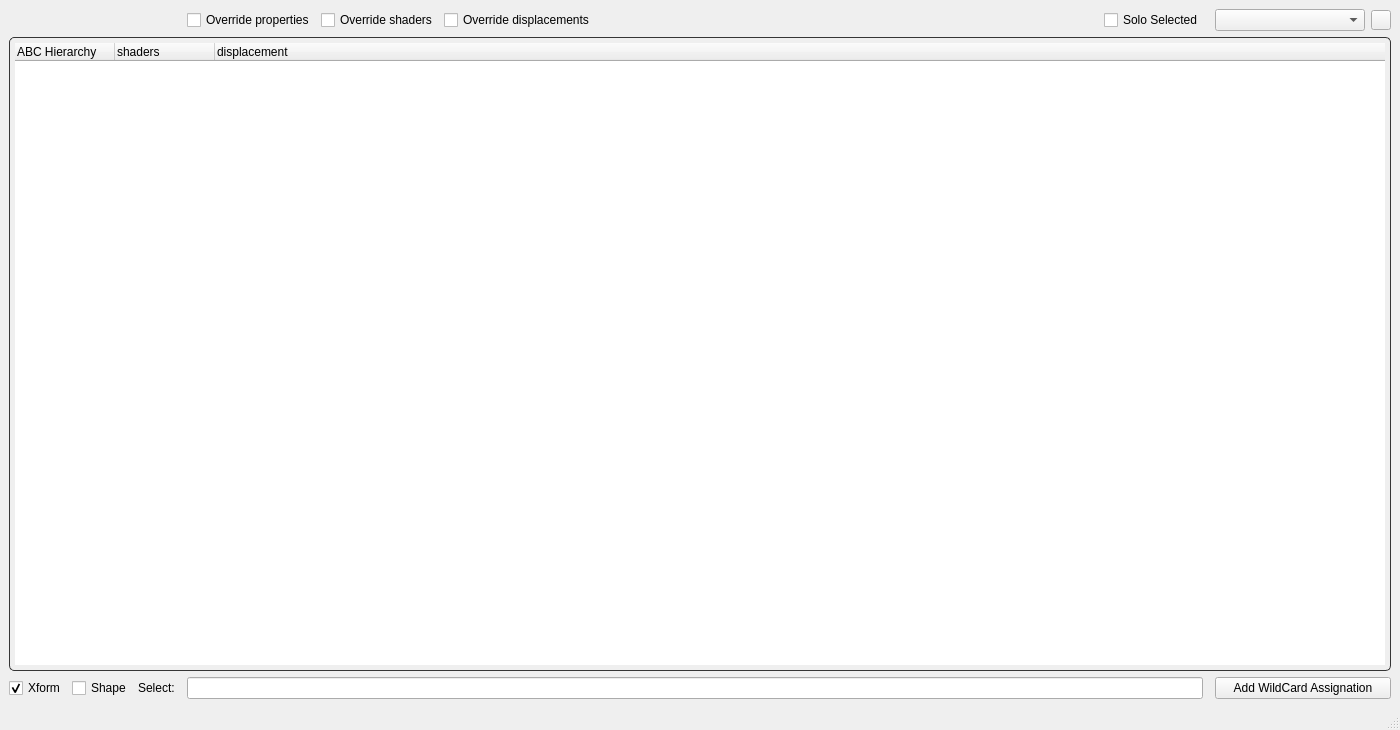
Old version of the form maya/scripts/shaderManager/ui/UI_ABCHierarchy.ui in the repository elliottsmith/abctoa.
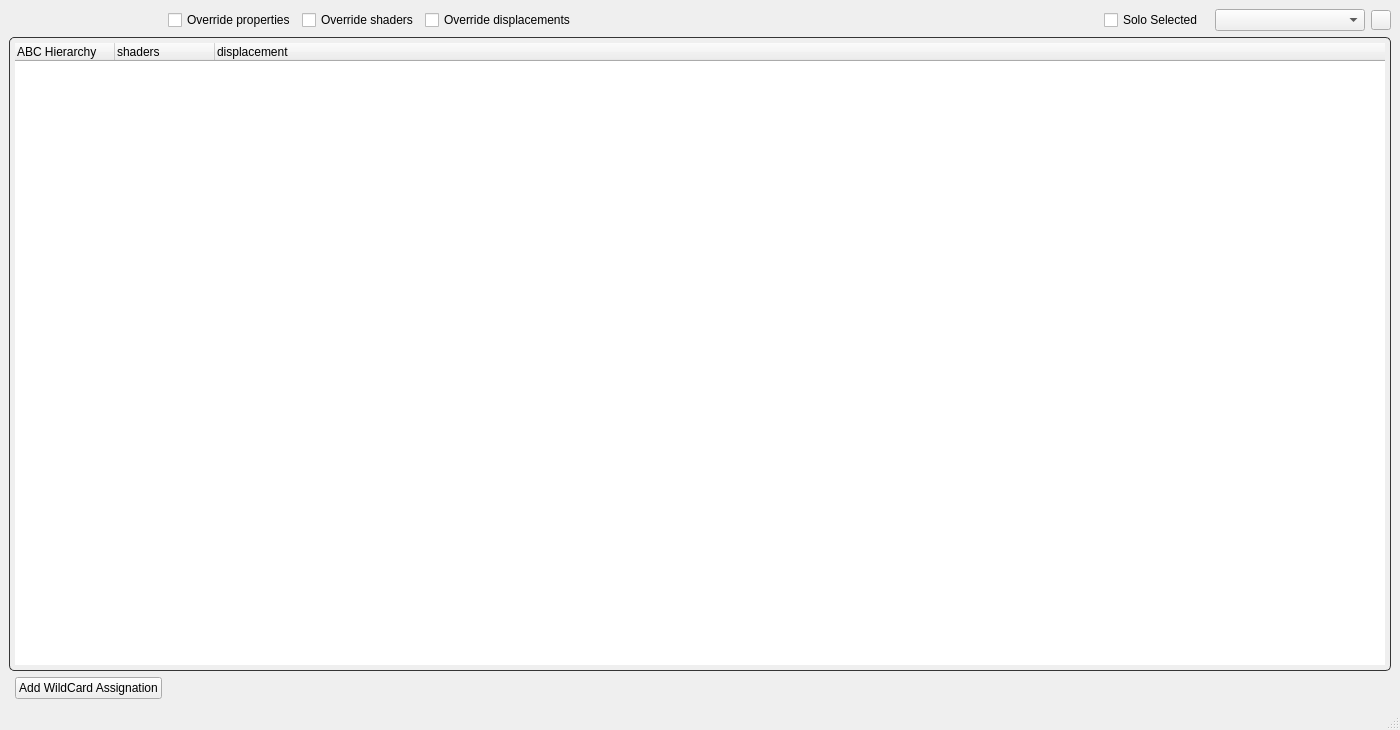
New version of the form.

Commit message: Removing geo filter, doesnt work well with dense caches.

What changed in the file:
```diff
--- a/maya/scripts/shaderManager/ui/UI_ABCHierarchy.ui
+++ b/maya/scripts/shaderManager/ui/UI_ABCHierarchy.ui
@@ -29,57 +29,6 @@
    <layout class="QGridLayout" name="gridLayout_2">
     <item row="1" column="0" colspan="2">
      <layout class="QGridLayout" name="gridLayout">
-      <item row="2" column="4">
-       <widget class="QPushButton" name="wildCardButton">
-        <property name="maximumSize">
-         <size>
-          <width>200</width>
-          <height>16777215</height>
-         </size>
-        </property>
-        <property name="text">
-         <string>Add WildCard Assignation</string>
-        </property>
-       </widget>
-      </item>
-      <item row="2" column="0">
-       <layout class="QHBoxLayout" name="horizontalLayout">
-        <item>
-         <widget class="QCheckBox" name="transform_check">
-          <property name="text">
-           <string>Xform</string>
-          </property>
-          <property name="checked">
-           <bool>true</bool>
-          </property>
-         </widget>
-        </item>
-        <item>
-         <widget class="QCheckBox" name="shape_check">
-          <property name="text">
-           <string>Shape</string>
-          </property>
-         </widget>
-        </item>
-        <item>
-         <widget class="QLabel" name="label">
-          <property name="text">
-           <string>Select:</string>
-          </property>
-         </widget>
-        </item>
-       </layout>
-      </item>
-      <item row="2" column="2">
-       <widget class="QLineEdit" name="geoFilter">
-        <property name="minimumSize">
-         <size>
-          <width>250</width>
-          <height>0</height>
-         </size>
-        </property>
-       </widget>
-      </item>
       <item row="0" column="4">
        <layout class="QHBoxLayout" name="horizontalLayout_3">
         <item>
@@ -267,6 +216,19 @@
         </widget>
        </widget>
       </item>
+      <item row="2" column="1">
+       <widget class="QPushButton" name="wildCardButton">
+        <property name="maximumSize">
+         <size>
+          <width>200</width>
+          <height>16777215</height>
+         </size>
+        </property>
+        <property name="text">
+         <string>Add WildCard Assignation</string>
+        </property>
+       </widget>
+      </item>
      </layout>
     </item>
    </layout>
```
The commit also changes 2 other files.
